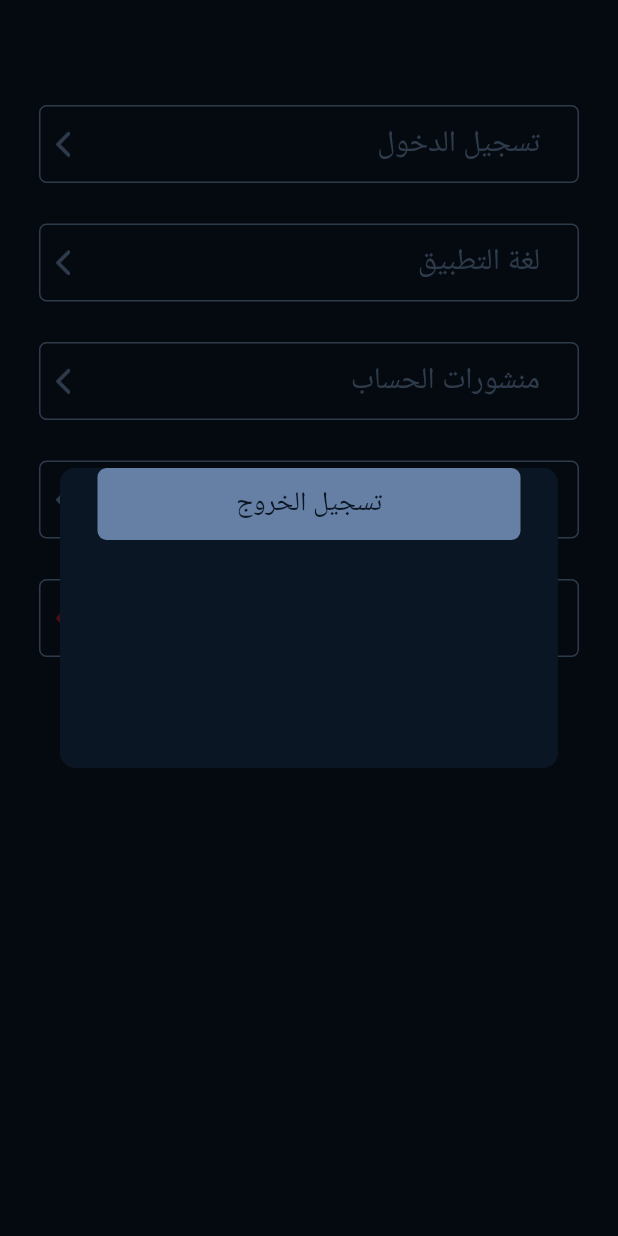
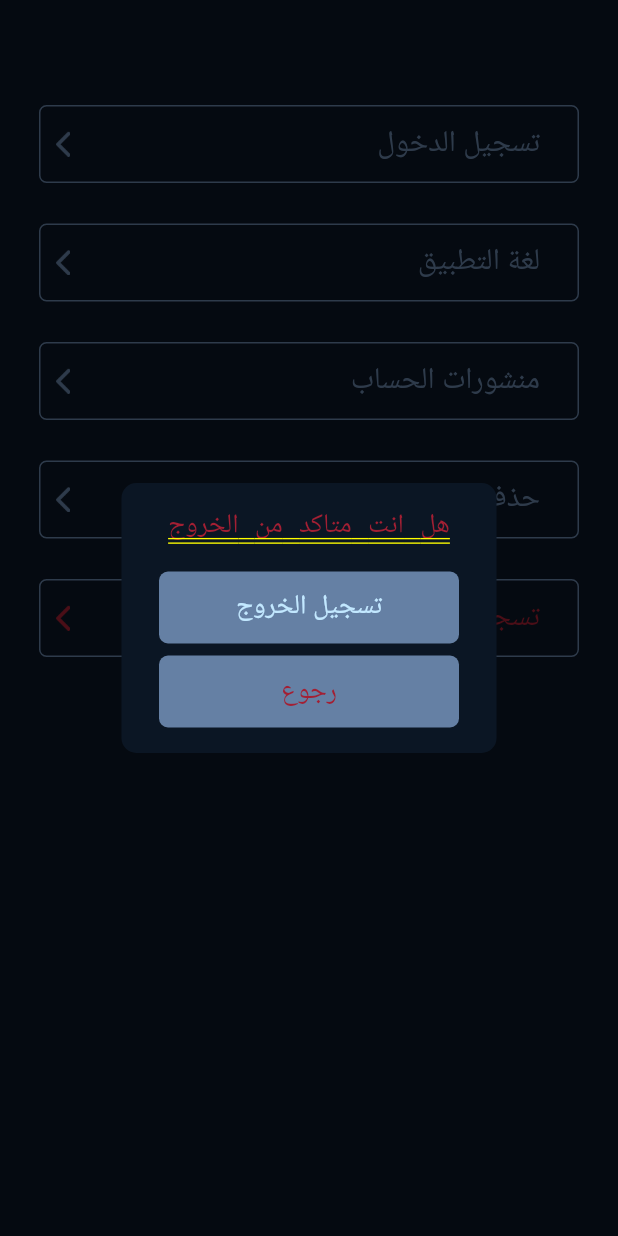
Before and after one commit to IbrahimWad/alDelal, a Flutter app: the ProfileView screen opened directly, after a tap on "تسجيل الدخول", after a tap on "تسجيل خروج", on a phone screen of 412 x 824 dp. Run offline on Flutter 3.47's test engine with Material 3 defaults, Android fonts, the phone set to English and light mode, and no system bars; our stand-ins replace flutter_easyloading, flutter_otp_text_field, flutter_screenutil, get, get_storage; accounts and stored records are empty; network calls fail.

Commit message:
Work on profile

```diff
--- /dev/null
+++ b/lib/core/service/show_diloag_alret.dart
@@ -0,0 +1,60 @@
+import 'package:aldlal/view/widget/color_constant.dart';
+import 'package:aldlal/view/widget/custom_button.dart';
+import 'package:aldlal/view/widget/custom_text.dart';
+import 'package:flutter/material.dart';
+import 'package:get/get.dart';
+
+class ShowDiloagAlretService {
+  showDiloagAlret({
+    required String text,
+    required Function() onPressed,
+    required String text2,
+    required Function() onPressed2,
+    required String title,
+    required double height,
+  }) {
+    Get.dialog(
+      Center(
+        child: Container(
+          height: height,
+          width: 250,
+          decoration: const BoxDecoration(
+              color: ColorConstant.backgroundColor,
+              borderRadius: BorderRadius.all(Radius.circular(10))),
+          margin: EdgeInsets.symmetric(horizontal: 40),
+          padding: EdgeInsets.symmetric(horizontal: 25),
+          child: ListView(
+            shrinkWrap: true,
+            children: [
+              const SizedBox(
+                height: 16,
+              ),
+              CustomText(
+                text: title,
+                color: ColorConstant.warning,
+                fontSize: 18,
+                alignment: Alignment.center,
+                fontWeight: FontWeight.w400,
+              ),
+              const SizedBox(
+                height: 18,
+              ),
+              CustomButton(
+                onPressed: onPressed,
+                text: text,
+              ),
+              const SizedBox(
+                height: 8,
+              ),
+              CustomButton(
+                onPressed: onPressed2,
+                text: text2,
+                color: ColorConstant.warning,
+              ),
+            ],
+          ),
+        ),
+      ),
+    );
+  }
+}
--- a/lib/core/viewModel/profile_viewmodel.dart
+++ b/lib/core/viewModel/profile_viewmodel.dart
@@ -1,31 +1,47 @@
-import 'package:aldlal/view/widget/color_constant.dart';
-import 'package:aldlal/view/widget/custom_button.dart';
+import 'package:aldlal/core/service/show_diloag_alret.dart';
+import 'package:aldlal/main.dart';
+import 'package:aldlal/view/home/control_view.dart';
+import 'package:aldlal/view/widget/storag_constant.dart';
 import 'package:flutter/material.dart';
 import 'package:get/get.dart';
 
 class ProfileViewModel extends GetxController {
   logOut() {
-    Get.dialog(
-      Center(
-        child: Container(
-          height: 200,
-          decoration: BoxDecoration(
-              color: ColorConstant.backgroundColor,
-              borderRadius: BorderRadius.all(Radius.circular(10))),
-          margin: EdgeInsets.symmetric(horizontal: 40),
-          padding: EdgeInsets.symmetric(horizontal: 25),
-          child: ListView(
-            shrinkWrap: true,
-            children: [
-              CustomButton(
-                onPressed: () {},
-                text: 'تسجيل الخروج',
-              ),
-              // إضافة زر آخر هنا إذا لزم الأمر
-            ],
-          ),
-        ),
-      ),
+    ShowDiloagAlretService().showDiloagAlret(
+      text: 'تسجيل الخروج',
+      onPressed: () {
+        if (box.read(StoragConstant.token) == null) {
+          Get.back();
+          Get.snackbar(
+            'خطـــأ',
+            'لم تقم بتسجيل الدخول من الاساس',
+            colorText: Colors.white,
+            duration: Duration(seconds: 10),
+            snackPosition: SnackPosition.BOTTOM,
+          );
+        } else {
+          box.erase();
+          Get.offAll(ControlView());
+        }
+
+        update();
+      },
+      text2: 'رجوع',
+      onPressed2: () {
+        Get.back();
+      },
+      title: 'هل انت متاكد من الخروج',
+      height: 180,
     );
   }
+
+  delete() {
+    ShowDiloagAlretService().showDiloagAlret(
+        height: 200,
+        onPressed2: () {},
+        onPressed: () {},
+        text2: 'الرجوع',
+        text: 'حذف الحساب',
+        title: 'هل انت متاكد من حذف\n الحساب');
+  }
 }
--- a/lib/view/profile/profile.dart
+++ b/lib/view/profile/profile.dart
@@ -1,4 +1,5 @@
 import 'package:aldlal/core/viewModel/profile_viewmodel.dart';
+import 'package:aldlal/view/auth/auth.dart';
 import 'package:aldlal/view/widget/color_constant.dart';
 import 'package:aldlal/view/widget/custom_text.dart';
 import 'package:flutter/material.dart';
@@ -11,14 +12,19 @@ class ProfileView extends StatelessWidget {
   Widget build(BuildContext context) {
     return Scaffold(
       backgroundColor: ColorConstant.backgroundColor,
-      body: GetBuilder<ProfileViewModel>(builder: (controller) {
+      body: GetBuilder<ProfileViewModel>(
+          init: ProfileViewModel(),
+          builder: (controller) {
             return ListView(
               children: [
                 const SizedBox(
                   height: 70,
                 ),
                 GestureDetector(
-                onTap: () {}, child: ListButtons(text: 'تسجيل الدخول')),
+                    onTap: () {
+                      Get.to(Auth());
+                    },
+                    child: ListButtons(text: 'تسجيل الدخول')),
                 const SizedBox(
                   height: 27,
                 ),
@@ -33,7 +39,10 @@ class ProfileView extends StatelessWidget {
                   height: 27,
                 ),
                 GestureDetector(
-                onTap: () {}, child: ListButtons(text: 'حذف الحساب')),
+                    onTap: () {
+                      controller.delete();
+                    },
+                    child: ListButtons(text: 'حذف الحساب')),
                 const SizedBox(
                   height: 27,
                 ),
--- a/lib/view/widget/color_constant.dart
+++ b/lib/view/widget/color_constant.dart
@@ -6,4 +6,5 @@ class ColorConstant {
 
   static const Color secondTextColor = Color(0xffB5C2D5);
   static const Color warning = Color(0xffA31F33);
+  static const Color wtTextColor = Color(0xffC2E8FF);
 }
--- a/lib/view/widget/custom_button.dart
+++ b/lib/view/widget/custom_button.dart
@@ -13,7 +13,7 @@ class CustomButton extends StatelessWidget {
       {super.key,
       required this.onPressed,
       required this.text,
-      this.color = ColorConstant.backgroundColor,
+      this.color = ColorConstant.wtTextColor,
       this.fontSize = 18,
       this.fontWeight = FontWeight.normal,
       this.buttonColor = ColorConstant.textColor});
```
Lines whose indentation alone changed are shown as unchanged.
